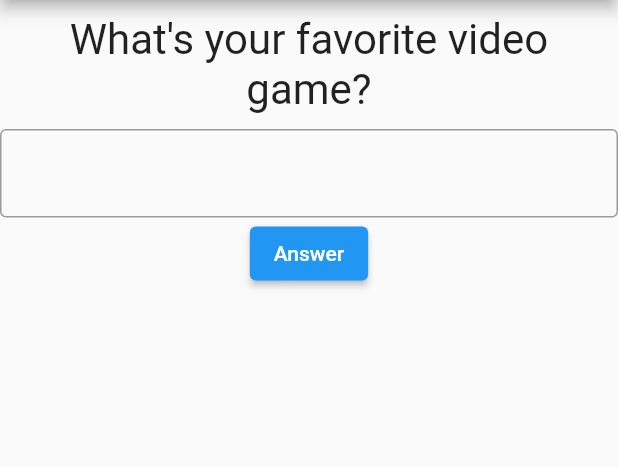
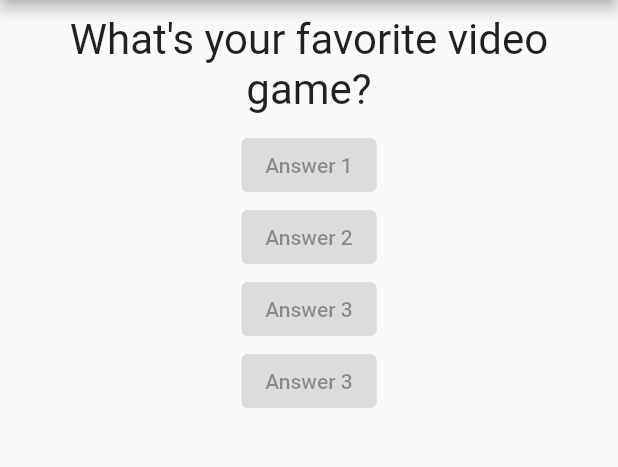
Before and after one commit to MattBastos/project-questions, a Flutter app: the screen it shows after launch, on a phone screen of 412 x 824 dp, the part 84-551 px from its top. Run offline on Flutter 3.47's test engine with Material 2 defaults, Android fonts, the phone set to English and light mode, and no system bars.

Commit message:
feat: Cria a classe Answer a adiciona o widget na página principal

```diff
--- /dev/null
+++ b/lib/answer.dart
@@ -0,0 +1,18 @@
+import 'package:flutter/material.dart';
+
+class Answer extends StatelessWidget {
+  final String answerText;
+
+  const Answer({
+    required this.answerText,
+    super.key,
+  });
+
+  @override
+  Widget build(BuildContext context) {
+    return ElevatedButton(
+        onPressed: null,
+        child: Text(answerText),
+    );
+  }
+}
--- a/lib/main.dart
+++ b/lib/main.dart
@@ -1,5 +1,6 @@
 import 'package:flutter/material.dart';
 import './question.dart';
+import './answer.dart';
 
 main() => runApp(const QuestionsApp());
 
@@ -26,16 +27,11 @@ class _QuestionsAppState extends State<QuestionsApp> {
         ),
         body: Column(
           children: [
-            Question(textQuestion: questions[_selectedQuestion]),
-            const TextField(
-              decoration: InputDecoration(
-                border: OutlineInputBorder(),
-              ),
-            ),
-            ElevatedButton(
-              onPressed: _answer,
-              child: const Text('Answer')
-            ),
+            Question(questionText: questions[_selectedQuestion]),
+            const Answer(answerText: 'Answer 1'),
+            const Answer(answerText: 'Answer 2'),
+            const Answer(answerText: 'Answer 3'),
+            const Answer(answerText: 'Answer 3'),
           ],
         ),
       ),
--- a/lib/question.dart
+++ b/lib/question.dart
@@ -1,10 +1,10 @@
 import 'package:flutter/material.dart';
 
 class Question extends StatelessWidget {
-  final String textQuestion;
+  final String questionText;
 
   const Question({
-    required this.textQuestion,
+    required this.questionText,
     super.key,
   });
 
@@ -14,7 +14,7 @@ class Question extends StatelessWidget {
       width: double.infinity,
       margin: const EdgeInsets.all(10),
       child: Text(
-        textQuestion,
+        questionText,
         style: const TextStyle(fontSize: 28),
         textAlign: TextAlign.center,
       ),
```
